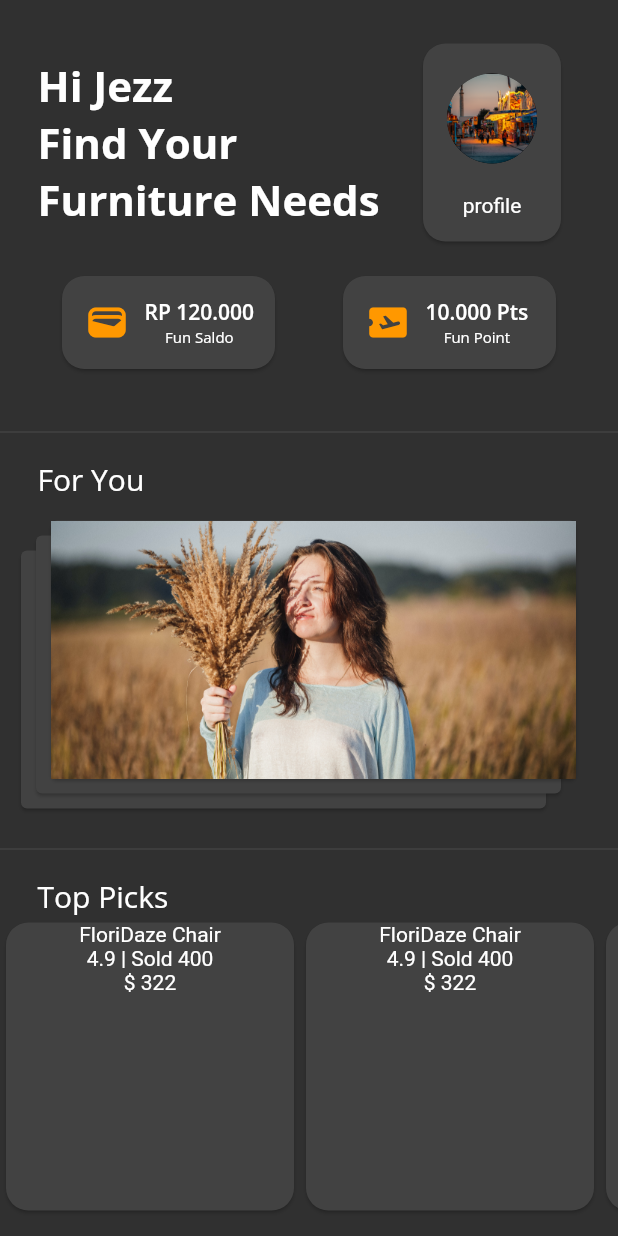
After one commit to jinseok9338/FlutterPractice, a Flutter app: the FurnitureUI screen opened directly, on a phone screen of 412 x 824 dp. The commit adds this screen. Run offline on Flutter 3.47's test engine with Material 2 defaults, Android fonts, the phone set to English and light mode, and no system bars; our stand-ins replace google_fonts.

Commit message:
Furniture Ui Practice

```diff
--- /dev/null
+++ b/lib/pages/FurnitureUI/main.dart
@@ -0,0 +1,134 @@
+// ignore_for_file: prefer_const_constructors, prefer_const_literals_to_create_immutables
+
+import 'package:flutter/material.dart';
+import 'package:google_fonts/google_fonts.dart';
+import 'package:practice/pages/FurnitureUI/views/widgets/iconCard.dart';
+import 'package:practice/pages/FurnitureUI/views/widgets/productCard.dart';
+import 'package:practice/pages/FurnitureUI/views/widgets/profile.dart';
+import 'package:practice/pages/FurnitureUI/views/widgets/stack.dart';
+
+class FurnitureUI extends StatelessWidget {
+  const FurnitureUI({super.key});
+
+  @override
+  Widget build(BuildContext context) {
+    return Scaffold(
+      body: SingleChildScrollView(
+        child: Column(
+          crossAxisAlignment: CrossAxisAlignment.start,
+          children: [
+            Profile(),
+            Padding(
+              padding: const EdgeInsets.symmetric(vertical: 15),
+              child: Row(
+                mainAxisAlignment: MainAxisAlignment.spaceEvenly,
+                children: [
+                  IconCard(
+                    title: "RP 120.000",
+                    description: "Fun Saldo",
+                    icon: Icon(
+                      Icons.wallet,
+                      color: Colors.orange,
+                      size: 30.0,
+                    ),
+                  ),
+                  IconCard(
+                    title: "10.000 Pts",
+                    description: "Fun Point",
+                    icon: Icon(
+                      Icons.airplane_ticket,
+                      color: Colors.orange,
+                      size: 30.0,
+                    ),
+                  )
+                ],
+              ),
+            ),
+            SizedBox(height: 15),
+            Divider(),
+            Padding(
+              padding: const EdgeInsets.only(left: 25, top: 10),
+              child: Text(
+                "For You",
+                style: GoogleFonts.openSans(fontSize: 20),
+              ),
+            ),
+            Padding(
+              padding: const EdgeInsets.only(top: 10, left: 10),
+              child: Container(
+                height: 200.0,
+                child: ListView(
+                  scrollDirection: Axis.horizontal,
+                  children: <Widget>[
+                    StackCard(
+                      child: Container(
+                        height: 180,
+                        width: 350,
+                        child: Image.asset(
+                          "assets/images/image7.jpg",
+                          fit: BoxFit.fitWidth,
+                        ),
+                      ),
+                      num: 3,
+                    )
+                  ],
+                ),
+              ),
+            ),
+            SizedBox(height: 15),
+            Divider(),
+            Padding(
+              padding: const EdgeInsets.only(left: 25, top: 10),
+              child: Text(
+                "Top Picks",
+                style: GoogleFonts.openSans(fontSize: 20),
+              ),
+            ),
+            Container(
+                height: 200.0,
+                child: ListView(
+                  scrollDirection: Axis.horizontal,
+                  children: [
+                    ProductCard(
+                      img: "assets/images/image4.jpg",
+                      title: "FloriDaze Chair",
+                      points: "4.9",
+                      howManySold: "400",
+                      price: "322",
+                    ),
+                    ProductCard(
+                      img: "assets/images/image4.jpg",
+                      title: "FloriDaze Chair",
+                      points: "4.9",
+                      howManySold: "400",
+                      price: "322",
+                    ),
+                    ProductCard(
+                      img: "assets/images/image4.jpg",
+                      title: "FloriDaze Chair",
+                      points: "4.9",
+                      howManySold: "400",
+                      price: "322",
+                    ),
+                    ProductCard(
+                      img: "assets/images/image4.jpg",
+                      title: "FloriDaze Chair",
+                      points: "4.9",
+                      howManySold: "400",
+                      price: "322",
+                    ),
+                    ProductCard(
+                      img: "assets/images/image4.jpg",
+                      title: "FloriDaze Chair",
+                      points: "4.9",
+                      howManySold: "400",
+                      price: "322",
+                    ),
+                  ],
+                ))
+          ],
+        ),
+      ),
+    );
+  }
+}
--- /dev/null
+++ b/lib/pages/FurnitureUI/views/widgets/iconCard.dart
@@ -0,0 +1,53 @@
+import 'package:flutter/material.dart';
+import 'package:flutter/src/widgets/container.dart';
+import 'package:flutter/src/widgets/framework.dart';
+import 'package:google_fonts/google_fonts.dart';
+
+class IconCard extends StatelessWidget {
+  final String title;
+  final String description;
+  final Icon icon;
+  const IconCard(
+      {super.key,
+      required this.title,
+      required this.description,
+      required this.icon});
+
+  @override
+  Widget build(BuildContext context) {
+    return Container(
+      height: 70,
+      width: 150,
+      child: Card(
+        shape: RoundedRectangleBorder(
+          borderRadius: BorderRadius.circular(15.0),
+        ),
+        child: Row(
+          children: [
+            Padding(
+              padding: const EdgeInsets.only(left: 15),
+              child: icon,
+            ),
+            Padding(
+              padding: const EdgeInsets.only(left: 10),
+              child: Column(
+                crossAxisAlignment: CrossAxisAlignment.center,
+                mainAxisAlignment: MainAxisAlignment.center,
+                children: [
+                  Text(
+                    title,
+                    style: GoogleFonts.openSans(fontWeight: FontWeight.w600),
+                  ),
+                  Text(
+                    description,
+                    style: GoogleFonts.openSans(fontSize: 10),
+                  ),
+                ],
+              ),
+            ),
+          ],
+        ),
+      ),
+    );
+  }
+}
--- /dev/null
+++ b/lib/pages/FurnitureUI/views/widgets/productCard.dart
@@ -0,0 +1,39 @@
+import 'package:flutter/material.dart';
+import 'package:flutter/src/widgets/container.dart';
+import 'package:flutter/src/widgets/framework.dart';
+
+class ProductCard extends StatelessWidget {
+  final String img;
+  final String title;
+  final String points;
+  final String howManySold;
+  final String price;
+
+  const ProductCard(
+      {super.key,
+      required this.img,
+      required this.title,
+      required this.points,
+      required this.howManySold,
+      required this.price});
+
+  @override
+  Widget build(BuildContext context) {
+    return Container(
+      height: 140,
+      width: 200,
+      child: Card(
+        shape: RoundedRectangleBorder(
+          borderRadius: BorderRadius.circular(15.0),
+        ),
+        child: Column(
+          children: [
+            Text(title),
+            Text("$points | Sold $howManySold"),
+            Text("\$ $price"),
+          ],
+        ),
+      ),
+    );
+  }
+}
--- /dev/null
+++ b/lib/pages/FurnitureUI/views/widgets/profile.dart
@@ -0,0 +1,59 @@
+import 'package:flutter/material.dart';
+import 'package:flutter/src/widgets/container.dart';
+import 'package:flutter/src/widgets/framework.dart';
+import 'package:google_fonts/google_fonts.dart';
+
+class Profile extends StatelessWidget {
+  const Profile({super.key});
+
+  @override
+  Widget build(BuildContext context) {
+    return Row(
+      children: [
+        Padding(
+          padding: const EdgeInsets.only(top: 25, left: 25),
+          child: Column(
+            crossAxisAlignment: CrossAxisAlignment.start,
+            children: [
+              Text(
+                "Hi Jezz",
+                style: GoogleFonts.openSans(
+                    fontSize: 28, fontWeight: FontWeight.bold),
+              ),
+              Text("Find Your",
+                  style: GoogleFonts.openSans(
+                      fontSize: 28, fontWeight: FontWeight.bold)),
+              Text("Furniture Needs",
+                  style: GoogleFonts.openSans(
+                      fontSize: 28, fontWeight: FontWeight.bold)),
+            ],
+          ),
+        ),
+        Padding(
+          padding: const EdgeInsets.only(top: 25, left: 25),
+          child: Container(
+            height: 140,
+            width: 100,
+            child: Card(
+              shape: RoundedRectangleBorder(
+                borderRadius: BorderRadius.circular(15.0),
+              ),
+              child: Column(
+                children: [
+                  Padding(
+                    padding: const EdgeInsets.symmetric(vertical: 20),
+                    child: CircleAvatar(
+                        radius: 30,
+                        backgroundImage:
+                            AssetImage("assets/images/image3.jpg")),
+                  ),
+                  Text("profile"),
+                ],
+              ),
+            ),
+          ),
+        )
+      ],
+    );
+  }
+}
--- /dev/null
+++ b/lib/pages/FurnitureUI/views/widgets/stack.dart
@@ -0,0 +1,31 @@
+import 'package:flutter/material.dart';
+import 'package:flutter/src/widgets/container.dart';
+import 'package:flutter/src/widgets/framework.dart';
+
+class StackCard extends StatelessWidget {
+  final int num;
+  final Widget child;
+  final double offset;
+
+  const StackCard(
+      {super.key, required this.num, required this.child, this.offset = 10.0});
+
+  @override
+  Widget build(BuildContext context) => Stack(
+        children: List<Widget>.generate(
+            num - 1,
+            (val) => Positioned(
+                bottom: val * offset,
+                left: val * offset,
+                top: (num - val - 1) * offset,
+                right: (num - val - 1) * offset,
+                child: Card(child: Container()))).toList()
+          ..add(
+            Padding(
+              child: Card(child: child),
+              padding: EdgeInsets.only(
+                  bottom: (num - 1) * offset, left: (num - 1) * offset),
+            ),
+          ),
+      );
+}
--- a/lib/pages/pages.dart
+++ b/lib/pages/pages.dart
@@ -1,3 +1,4 @@
+import 'FurnitureUI/main.dart';
 import 'coffeeUI/main.dart';
 import 'instagram/main_page.dart';
 
@@ -13,5 +14,6 @@ class Page {
 
 final List<Page> pages = [
   Page(page: FeedScreen(), title: "Instagram"),
-  Page(page: CoffeeUIMain(), title: "CoffeeUI")
+  Page(page: CoffeeUIMain(), title: "CoffeeUI"),
+  Page(page: FurnitureUI(), title: "FurnitureUI")
 ];
```
Also changed, not shown: 3 other files.
